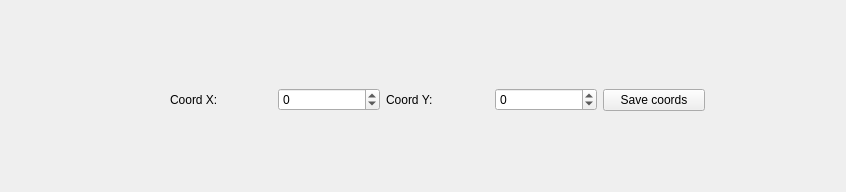
This is agentes/mission_controller_giraff/src/mission_pointUI.ui in robocomp/robocomp-giraff as Qt 5 draws it before an edit. The edited form follows.
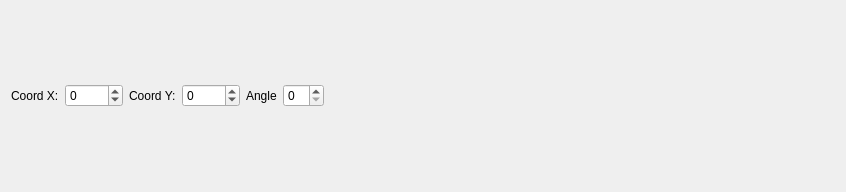
This is the edited form.

```diff
--- a/agentes/mission_controller_giraff/src/mission_pointUI.ui
+++ b/agentes/mission_controller_giraff/src/mission_pointUI.ui
@@ -13,15 +13,12 @@
   <property name="windowTitle">
    <string>Form</string>
   </property>
-  <widget class="QWidget" name="">
-   <property name="geometry">
-    <rect>
-     <x>170</x>
-     <y>86</y>
-     <width>535</width>
-     <height>28</height>
-    </rect>
-   </property>
+  <layout class="QVBoxLayout" name="verticalLayout_2">
+   <item>
+    <layout class="QVBoxLayout" name="verticalLayout">
+     <item>
+      <layout class="QHBoxLayout" name="horizontalLayout_2">
+       <item>
    <layout class="QHBoxLayout" name="horizontalLayout">
     <item>
      <widget class="QLabel" name="labelX">
@@ -58,14 +55,35 @@
      </widget>
     </item>
     <item>
-     <widget class="QPushButton" name="pushButton_save_coords">
+          <widget class="QLabel" name="label">
       <property name="text">
-       <string>Save coords</string>
+            <string>Angle</string>
       </property>
      </widget>
     </item>
-   </layout>
-  </widget>
+         <item>
+          <widget class="QSpinBox" name="goto_spinbox_angle"/>
+         </item>
+        </layout>
+       </item>
+       <item>
+        <spacer name="horizontalSpacer">
+         <property name="orientation">
+          <enum>Qt::Horizontal</enum>
+         </property>
+         <property name="sizeHint" stdset="0">
+          <size>
+           <width>40</width>
+           <height>20</height>
+          </size>
+         </property>
+        </spacer>
+       </item>
+      </layout>
+     </item>
+    </layout>
+   </item>
+  </layout>
  </widget>
  <resources/>
  <connections/>
```
Left out of the diff: 10 changed lines with no effect on the pictures. Lines whose indentation alone changed are shown as unchanged.
